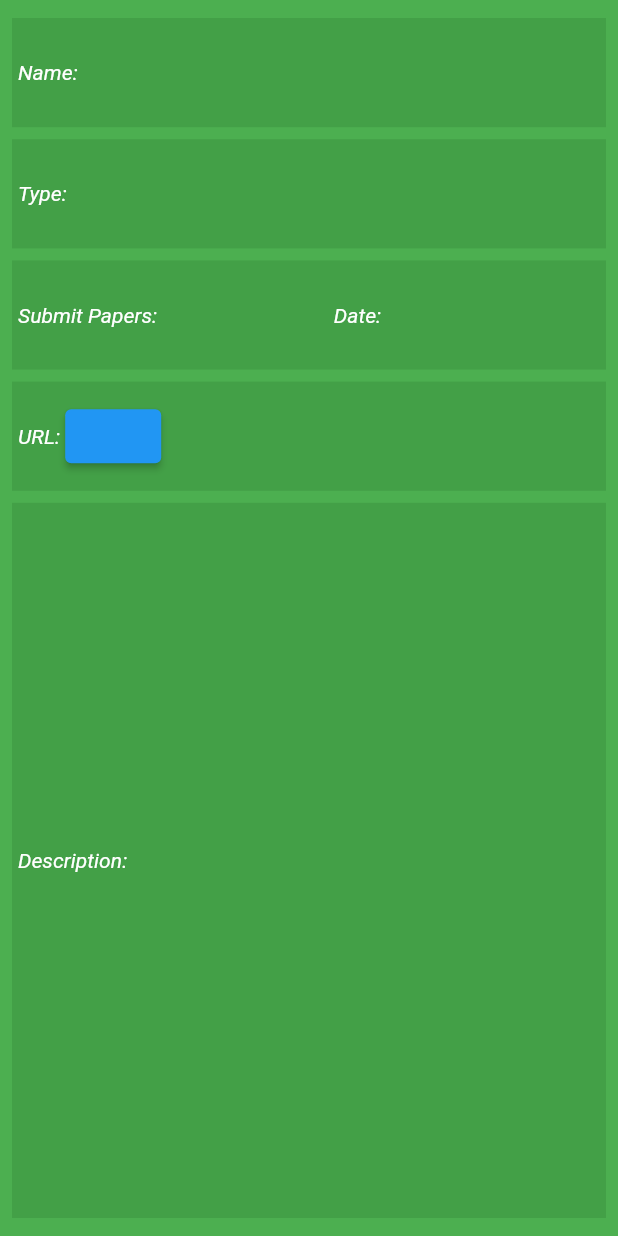
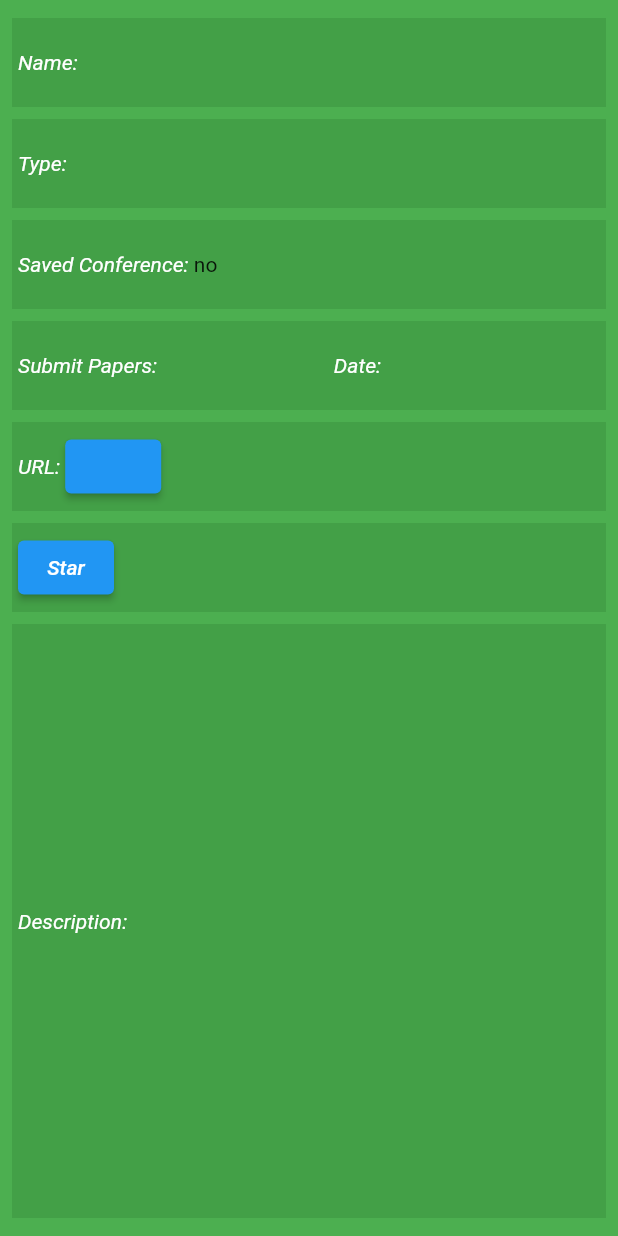
Before and after one commit to FEUP-ESOF-2020-21/open-cx-t2g1-2b-2b, a Flutter app: the ConferenceDetails widget shown alone on an empty page, opened directly with empty values, on a phone screen of 412 x 824 dp. Run offline on Flutter 3.47's test engine with Material 2 defaults, Android fonts, the phone set to English and light mode, and no system bars; our stand-ins replace flutter_map, latlong.

Commit message:
Now users can save conferences

```diff
--- a/src/conf_world/assets/conferences.json
+++ b/src/conf_world/assets/conferences.json
@@ -7,7 +7,8 @@
     "description" : "If you are a post-graduate student with an interest in the IT industry, this is your chance to gain in-depth knowledge about related research and development, to network with top students from around the world and to build a business case together with experienced professionals.",
     "latitude" : 51.5,
     "longitude" : -0.09,
-    "url" : "http://example.com/"
+    "url" : "http://example.com/",
+    "saved" : true
   },
   {
     "name" : "Applied Maths",
@@ -17,7 +18,8 @@
     "description" : "We welcome professors, researchers, scholars and industrial pioneers all over the world. It is the premier forum for the presentation and exchange of past experiences and new advances and research results in the field of theoretical Applied Maths experiences.",
     "latitude" : 51.53,
     "longitude" : -0.11,
-    "url" : "http://example.com/"
+    "url" : "http://example.com/",
+    "saved" : true
   },
   {
     "name" : "Robotics and AI",
@@ -27,6 +29,7 @@
     "description" : "With the experience of running successful Robotics events over the past 6 years, we welcome everyone, beginner or expert, to learn something new about the world of Artificial Intelligence.",
     "latitude" : 51.48,
     "longitude" : -0.08,
-    "url" : "http://example.com/"
+    "url" : "http://example.com/",
+    "saved" : false
   }
 ]
--- a/src/conf_world/lib/model/conference_model.dart
+++ b/src/conf_world/lib/model/conference_model.dart
@@ -10,7 +10,9 @@ class ConferenceInfo {
 
   final String url;
 
-  ConferenceInfo({this.name, this.type, this.submitPaper, this.date, this.description, this.latitude, this.longitude, this.url});
+  bool saved;
+
+  ConferenceInfo({this.name, this.type, this.submitPaper, this.date, this.description, this.latitude, this.longitude, this.url, this.saved});
 
   ConferenceInfo.fromJson(Map<String, dynamic> json) :
         name = json['name'],
@@ -20,7 +22,8 @@ class ConferenceInfo {
         description = json['description'],
         latitude = json['latitude'],
         longitude = json['longitude'],
-        url = json['url'];
+        url = json['url'],
+        saved = json['saved'];
 
   Map<String, dynamic> toJson() =>
       {
@@ -32,6 +35,7 @@ class ConferenceInfo {
         'latitude': latitude,
         'longitude': longitude,
         'url': url,
+        'saved': saved,
       };
 
 }
--- a/src/conf_world/lib/widgets/conference_details.dart
+++ b/src/conf_world/lib/widgets/conference_details.dart
@@ -8,6 +8,10 @@ class ConferenceDetails extends StatelessWidget {
   final ConferenceInfo conference;
 
   ConferenceDetails({Key key, this.conference}) : super(key: key);
+
+  _updateSaved() {
+    conference.saved = !conference.saved;
+  }
 
   _launchURL() async {
     if (await canLaunch(conference.url)) {
@@ -79,6 +83,28 @@ class ConferenceDetails extends StatelessWidget {
                 child: Row(
                   children: <Widget>[
                     Text(
+                      'Saved Conference: ',
+                      textAlign: TextAlign.start,
+                      style: TextStyle(
+                          color: Colors.white, fontStyle: FontStyle.italic),
+                    ),
+                    Text(
+                      conference.saved ? "true" : "no",
+                      textAlign: TextAlign.start,
+                      style: TextStyle(color: Colors.green[1000]),
+                    ),
+                  ],
+                )),
+          ),
+          Expanded(
+            flex: 1,
+            child: Container(
+                color: Colors.green[600],
+                margin: EdgeInsets.fromLTRB(0, 4, 0, 4),
+                padding: EdgeInsets.all(4),
+                child: Row(
+                  children: <Widget>[
+                    Text(
                       'Submit Papers: ',
                       textAlign: TextAlign.start,
                       style: TextStyle(
@@ -134,6 +160,26 @@ class ConferenceDetails extends StatelessWidget {
                 )),
           ),
           Expanded(
+            flex: 1,
+            child: Container(
+                color: Colors.green[600],
+                margin: EdgeInsets.fromLTRB(0, 4, 0, 4),
+                padding: EdgeInsets.all(4),
+                child: Row(
+                  children: <Widget>[
+                    ElevatedButton(
+                      onPressed: _updateSaved,
+                      child: new Text(
+                        "Star",
+                        textAlign: TextAlign.start,
+                        style: TextStyle(
+                            color: Colors.white, fontStyle: FontStyle.italic),
+                      ),
+                    ),
+                  ],
+                )),
+          ),
+          Expanded(
             flex: 6,
             child: Container(
                 color: Colors.green[600],
```
